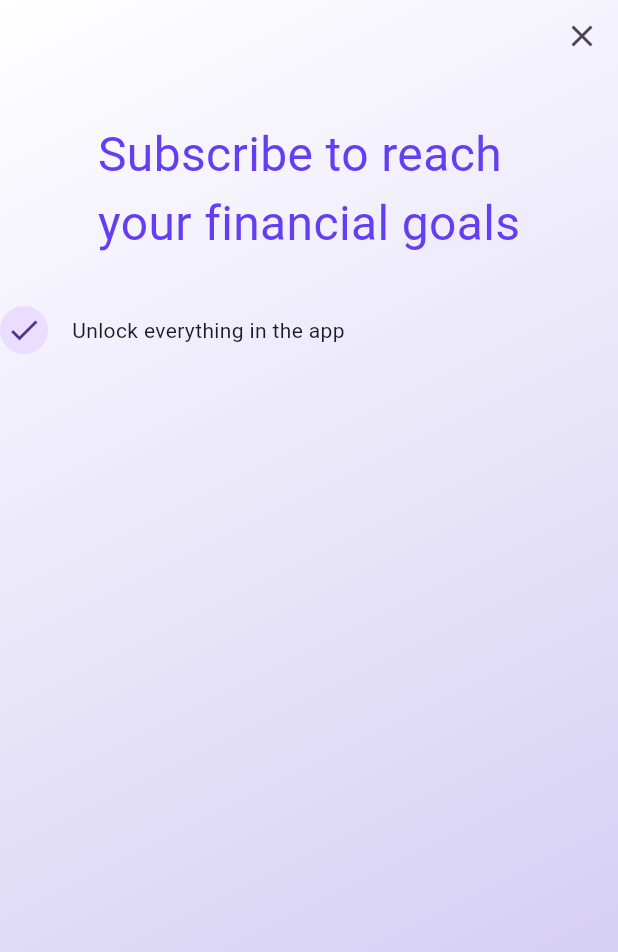
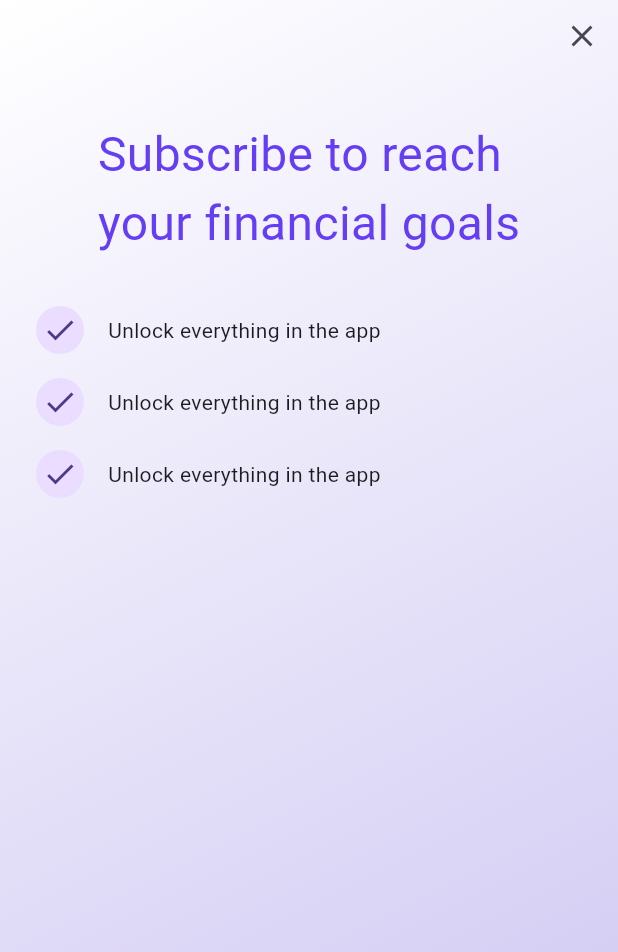
Before and after one commit to JAICHANGPARK/flutter_notebook_chapter_43, a Flutter app: the PaywallScreen screen opened directly, on a phone screen of 412 x 824 dp. Shown: the top 952 px of the screen. Run offline on Flutter 3.47's test engine with Material 3 defaults, Android fonts, the phone set to English and light mode, and no system bars; our stand-ins replace gap.

Commit message:
Update paywall_screen.dart

```diff
--- a/lib/ep2154_paywall_screen/views/paywall_screen.dart
+++ b/lib/ep2154_paywall_screen/views/paywall_screen.dart
@@ -55,8 +55,34 @@ class _PaywallScreenState extends State<PaywallScreen> {
                       ),
                     ),
                   ),
-                  Column(
+                  Padding(
+                    padding: const EdgeInsets.only(
+                      left: 24,
+                    ),
+                    child: Column(
+                      spacing: 16,
+                      crossAxisAlignment: CrossAxisAlignment.center,
                       children: [
+                        Row(
+                          children: [
+                            CircleAvatar(
+                              radius: 16,
+                              child: Icon(Icons.check),
+                            ),
+                            Gap(16),
+                            Text("Unlock everything in the app"),
+                          ],
+                        ),
+                        Row(
+                          children: [
+                            CircleAvatar(
+                              radius: 16,
+                              child: Icon(Icons.check),
+                            ),
+                            Gap(16),
+                            Text("Unlock everything in the app"),
+                          ],
+                        ),
                         Row(
                           children: [
                             CircleAvatar(
@@ -68,6 +94,7 @@ class _PaywallScreenState extends State<PaywallScreen> {
                           ],
                         )
                       ],
+                    ),
                   )
                 ],
               ),
```
Lines whose indentation alone changed are shown as unchanged.
